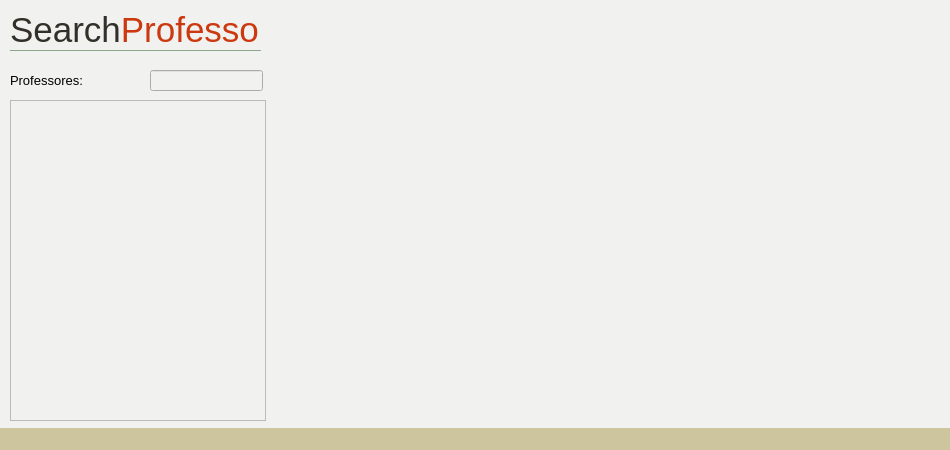
Before: the Qt Designer form xmlparser/interface/mainwindow.ui in EduardoVernier/trabFinalCPD, drawn with Qt 5.
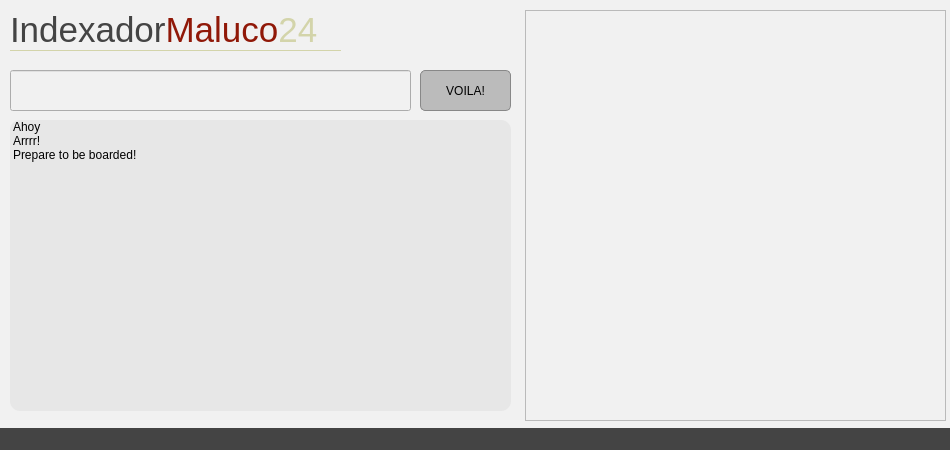
After: the same form once the commit is applied.

Commit message: manjando um pouco das listWidgets

What changed in the file:
```diff
--- a/xmlparser/interface/mainwindow.ui
+++ b/xmlparser/interface/mainwindow.ui
@@ -38,8 +38,8 @@
       <brush brushstyle="SolidPattern">
        <color alpha="255">
         <red>241</red>
-        <green>242</green>
-        <blue>240</blue>
+        <green>241</green>
+        <blue>241</blue>
        </color>
       </brush>
      </colorrole>
@@ -110,8 +110,8 @@
       <brush brushstyle="SolidPattern">
        <color alpha="255">
         <red>241</red>
-        <green>242</green>
-        <blue>240</blue>
+        <green>241</green>
+        <blue>241</blue>
        </color>
       </brush>
      </colorrole>
@@ -119,8 +119,8 @@
       <brush brushstyle="SolidPattern">
        <color alpha="255">
         <red>241</red>
-        <green>242</green>
-        <blue>240</blue>
+        <green>241</green>
+        <blue>241</blue>
        </color>
       </brush>
      </colorrole>
@@ -175,8 +175,8 @@
       <brush brushstyle="SolidPattern">
        <color alpha="255">
         <red>241</red>
-        <green>242</green>
-        <blue>240</blue>
+        <green>241</green>
+        <blue>241</blue>
        </color>
       </brush>
      </colorrole>
@@ -247,8 +247,8 @@
       <brush brushstyle="SolidPattern">
        <color alpha="255">
         <red>241</red>
-        <green>242</green>
-        <blue>240</blue>
+        <green>241</green>
+        <blue>241</blue>
        </color>
       </brush>
      </colorrole>
@@ -256,8 +256,8 @@
       <brush brushstyle="SolidPattern">
        <color alpha="255">
         <red>241</red>
-        <green>242</green>
-        <blue>240</blue>
+        <green>241</green>
+        <blue>241</blue>
        </color>
       </brush>
      </colorrole>
@@ -312,8 +312,8 @@
       <brush brushstyle="SolidPattern">
        <color alpha="255">
         <red>241</red>
-        <green>242</green>
-        <blue>240</blue>
+        <green>241</green>
+        <blue>241</blue>
        </color>
       </brush>
      </colorrole>
@@ -384,8 +384,8 @@
       <brush brushstyle="SolidPattern">
        <color alpha="255">
         <red>241</red>
-        <green>242</green>
-        <blue>240</blue>
+        <green>241</green>
+        <blue>241</blue>
        </color>
       </brush>
      </colorrole>
@@ -393,8 +393,8 @@
       <brush brushstyle="SolidPattern">
        <color alpha="255">
         <red>241</red>
-        <green>242</green>
-        <blue>240</blue>
+        <green>241</green>
+        <blue>241</blue>
        </color>
       </brush>
      </colorrole>
@@ -441,7 +441,7 @@
    <string>MainWindow</string>
   </property>
   <property name="styleSheet">
-   <string notr="true">background: #f1f2f0;</string>
+   <string notr="true">background: #f1f1f1;</string>
   </property>
   <widget class="QWidget" name="centralWidget">
    <widget class="QLabel" name="Logo">
@@ -449,7 +449,7 @@
      <rect>
       <x>10</x>
       <y>10</y>
-      <width>251</width>
+      <width>331</width>
       <height>41</height>
      </rect>
     </property>
@@ -463,46 +463,81 @@
      </font>
     </property>
     <property name="styleSheet">
-     <string notr="true">border-bottom: 1px solid #8fa68e;</string>
+     <string notr="true">border-bottom: 1px solid #d3d4aa;</string>
     </property>
     <property name="text">
-     <string>&lt;html&gt;&lt;head/&gt;&lt;body&gt;&lt;p&gt;&lt;span style=&quot; color:#332f29;&quot;&gt;Search&lt;/span&gt;&lt;span style=&quot; color:#cc3910;&quot;&gt;Professor&lt;/span&gt;&lt;/p&gt;&lt;/body&gt;&lt;/html&gt;</string>
+     <string>&lt;html&gt;&lt;head/&gt;&lt;body&gt;&lt;p&gt;&lt;span style=&quot; color:#444444;&quot;&gt;Indexador&lt;/span&gt;&lt;span style=&quot; color:#901808;&quot;&gt;Maluco&lt;/span&gt;&lt;span style=&quot; color:#D3D4AA;;&quot;&gt;24&lt;/span&gt;&lt;/p&gt;&lt;/body&gt;&lt;/html&gt;</string>
     </property>
    </widget>
-   <widget class="QListView" name="list_professor">
+   <widget class="QListWidget" name="listWidget">
     <property name="geometry">
      <rect>
       <x>10</x>
-      <y>100</y>
-      <width>256</width>
-      <height>321</height>
+      <y>120</y>
+      <width>501</width>
+      <height>291</height>
      </rect>
     </property>
+    <property name="styleSheet">
+     <string notr="true">border-radius: 10px; background: #e7e7e7;</string>
+    </property>
+    <item>
+     <property name="text">
+      <string>Ahoy</string>
+     </property>
+    </item>
+    <item>
+     <property name="text">
+      <string>Arrrr!</string>
+     </property>
+    </item>
+    <item>
+     <property name="text">
+      <string>Prepare to be boarded!</string>
+     </property>
+    </item>
    </widget>
-   <widget class="QLabel" name="label_professor">
+   <widget class="QPushButton" name="pushButton">
     <property name="geometry">
      <rect>
-      <x>10</x>
+      <x>420</x>
       <y>70</y>
-      <width>81</width>
-      <height>21</height>
+      <width>91</width>
+      <height>41</height>
      </rect>
     </property>
+    <property name="styleSheet">
+     <string notr="true">QPushButton#pushButton {
+    background: #bbbbbb;
+	border: 1px solid #888888;
+	border-radius: 5px;
+ }
+ QPushButton#pushButton:pressed {
+     background: #999999;   
+ }</string>
+    </property>
     <property name="text">
-     <string>&lt;html&gt;&lt;head/&gt;&lt;body&gt;&lt;p&gt;&lt;span style=&quot; font-size:10pt;&quot;&gt;Professores:&lt;/span&gt;&lt;/p&gt;&lt;/body&gt;&lt;/html&gt;</string>
+     <string>VOILA!</string>
     </property>
    </widget>
    <widget class="QLineEdit" name="search_input">
     <property name="geometry">
      <rect>
-      <x>150</x>
+      <x>10</x>
       <y>70</y>
-      <width>113</width>
-      <height>21</height>
+      <width>401</width>
+      <height>41</height>
      </rect>
     </property>
-    <property name="text">
-     <string/>
+   </widget>
+   <widget class="QListWidget" name="listWidget_2">
+    <property name="geometry">
+     <rect>
+      <x>525</x>
+      <y>10</y>
+      <width>421</width>
+      <height>411</height>
+     </rect>
     </property>
    </widget>
   </widget>
@@ -522,9 +557,9 @@
       <colorrole role="Button">
        <brush brushstyle="SolidPattern">
         <color alpha="255">
-         <red>204</red>
-         <green>197</green>
-         <blue>158</blue>
+         <red>68</red>
+         <green>68</green>
+         <blue>68</blue>
         </color>
        </brush>
       </colorrole>
@@ -540,18 +575,18 @@
       <colorrole role="Base">
        <brush brushstyle="SolidPattern">
         <color alpha="255">
-         <red>204</red>
-         <green>197</green>
-         <blue>158</blue>
+         <red>68</red>
+         <green>68</green>
+         <blue>68</blue>
         </color>
        </brush>
       </colorrole>
       <colorrole role="Window">
        <brush brushstyle="SolidPattern">
         <color alpha="255">
-         <red>204</red>
-         <green>197</green>
-         <blue>158</blue>
+         <red>68</red>
+         <green>68</green>
+         <blue>68</blue>
         </color>
        </brush>
       </colorrole>
@@ -569,9 +604,9 @@
       <colorrole role="Button">
        <brush brushstyle="SolidPattern">
         <color alpha="255">
-         <red>204</red>
-         <green>197</green>
-         <blue>158</blue>
+         <red>68</red>
+         <green>68</green>
+         <blue>68</blue>
         </color>
        </brush>
       </colorrole>
@@ -587,18 +622,18 @@
       <colorrole role="Base">
        <brush brushstyle="SolidPattern">
         <color alpha="255">
-         <red>204</red>
-         <green>197</green>
-         <blue>158</blue>
+         <red>68</red>
+         <green>68</green>
+         <blue>68</blue>
         </color>
        </brush>
       </colorrole>
       <colorrole role="Window">
        <brush brushstyle="SolidPattern">
         <color alpha="255">
-         <red>204</red>
-         <green>197</green>
-         <blue>158</blue>
+         <red>68</red>
+         <green>68</green>
+         <blue>68</blue>
         </color>
        </brush>
       </colorrole>
@@ -616,9 +651,9 @@
       <colorrole role="Button">
        <brush brushstyle="SolidPattern">
         <color alpha="255">
-         <red>204</red>
-         <green>197</green>
-         <blue>158</blue>
+         <red>68</red>
+         <green>68</green>
+         <blue>68</blue>
         </color>
        </brush>
       </colorrole>
@@ -634,18 +669,18 @@
       <colorrole role="Base">
        <brush brushstyle="SolidPattern">
         <color alpha="255">
-         <red>204</red>
-         <green>197</green>
-         <blue>158</blue>
+         <red>68</red>
+         <green>68</green>
+         <blue>68</blue>
         </color>
        </brush>
       </colorrole>
       <colorrole role="Window">
        <brush brushstyle="SolidPattern">
         <color alpha="255">
-         <red>204</red>
-         <green>197</green>
-         <blue>158</blue>
+         <red>68</red>
+         <green>68</green>
+         <blue>68</blue>
         </color>
        </brush>
       </colorrole>
@@ -653,7 +688,7 @@
     </palette>
    </property>
    <property name="styleSheet">
-    <string notr="true">background-color: #ccc59e;</string>
+    <string notr="true">background-color: #444444;</string>
    </property>
   </widget>
   <action name="actionLoad_Files">
```
Left out of the diff: 2 changed lines with no effect on the pictures. The commit also changes 9 other files.
